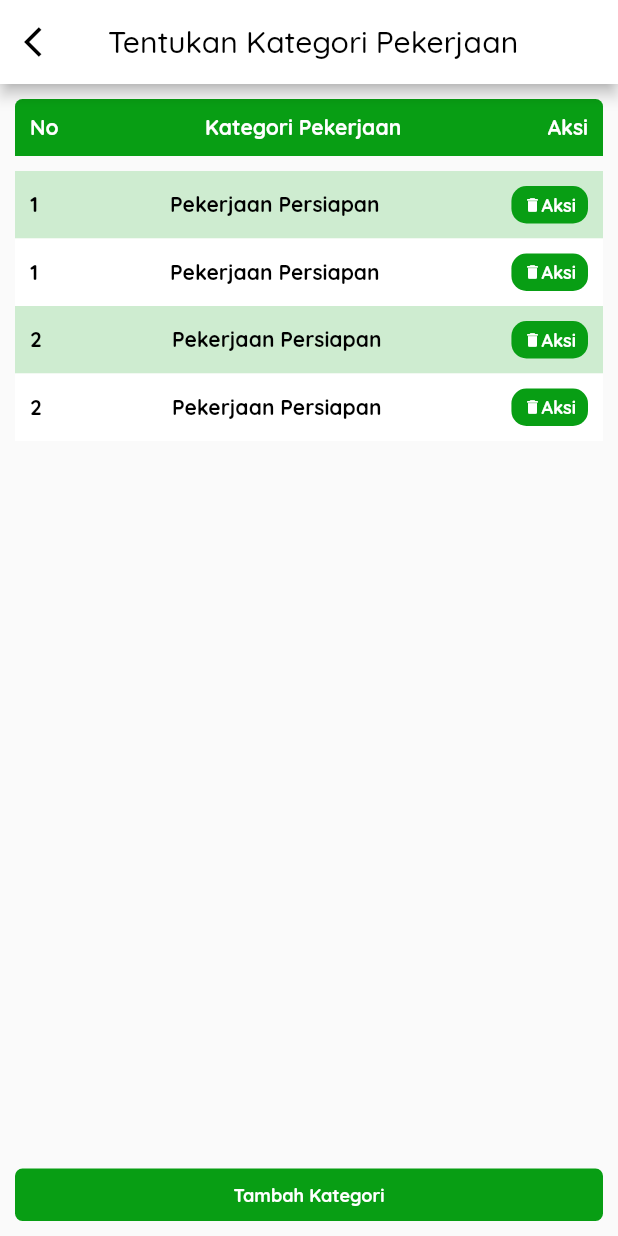
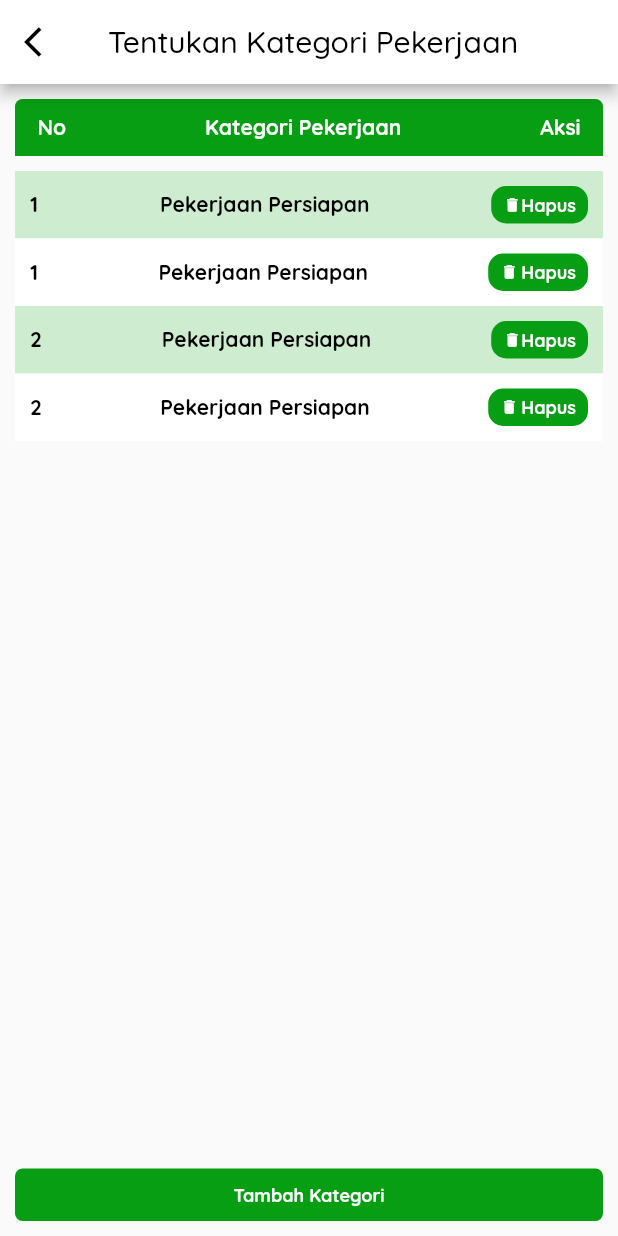
Before and after one commit to Beecons-Intern/Estimator.id, a Flutter app: the TambahKategoriPekerjaan screen opened directly, on a phone screen of 412 x 824 dp. Run offline on Flutter 3.47's test engine with Material 2 defaults, Android fonts, the phone set to English and light mode, and no system bars; our stand-ins replace dotted_border, flutter_svg, smooth_page_indicator; missing offline and left inert: dart:ffi.

Commit message:
update button hapus kategori

```diff
--- a/lib/app/screens/RAB Perancangan/tambah_kategori.pekerjaan.dart
+++ b/lib/app/screens/RAB Perancangan/tambah_kategori.pekerjaan.dart
@@ -28,7 +28,7 @@ class TambahKategoriPekerjaan extends StatelessWidget {
         children: [
           Container(
             margin: const EdgeInsets.symmetric(horizontal: 10, vertical: 10),
-            padding: const EdgeInsets.all(10),
+            padding: const EdgeInsets.symmetric(vertical: 10, horizontal: 15),
             decoration: const BoxDecoration(
                 color: Color(0XFF089E14),
                 borderRadius: BorderRadius.only(
@@ -203,7 +203,7 @@ class TambahKategoriPekerjaan extends StatelessWidget {
                                   size: 12,
                                 ),
                                 Text(
-                                  "Aksi",
+                                  "Hapus",
                                   style: TextStyle(
                                       color: Colors.white,
                                       fontSize: 12,
@@ -254,8 +254,11 @@ class TambahKategoriPekerjaan extends StatelessWidget {
                                 color: Colors.white,
                                 size: 12,
                               ),
+                              SizedBox(
+                                width: 2,
+                              ),
                               Text(
-                                "Aksi",
+                                "Hapus",
                                 style: TextStyle(
                                     color: Colors.white,
                                     fontSize: 12,
```
